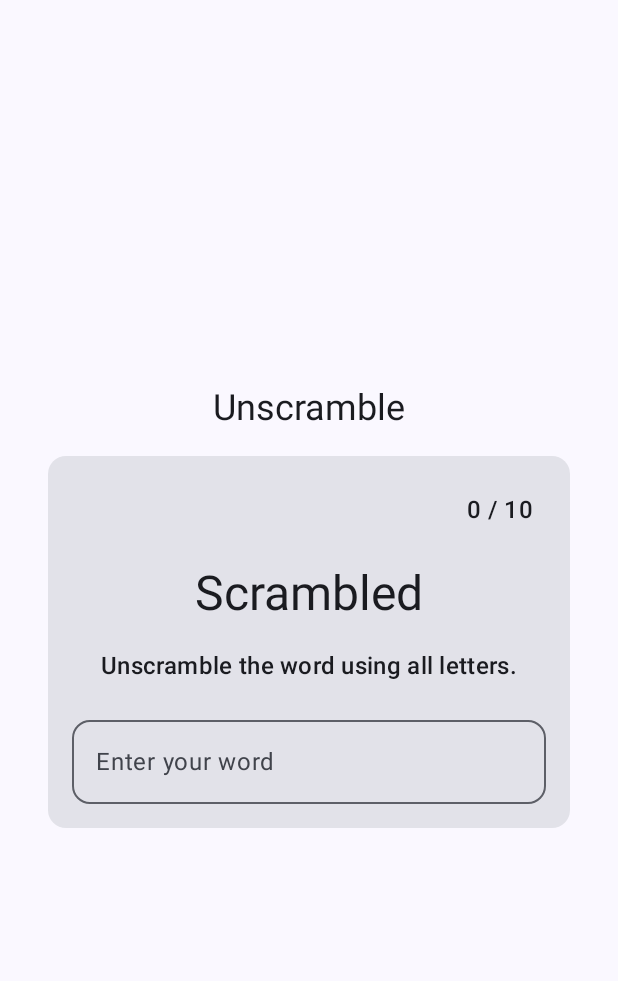
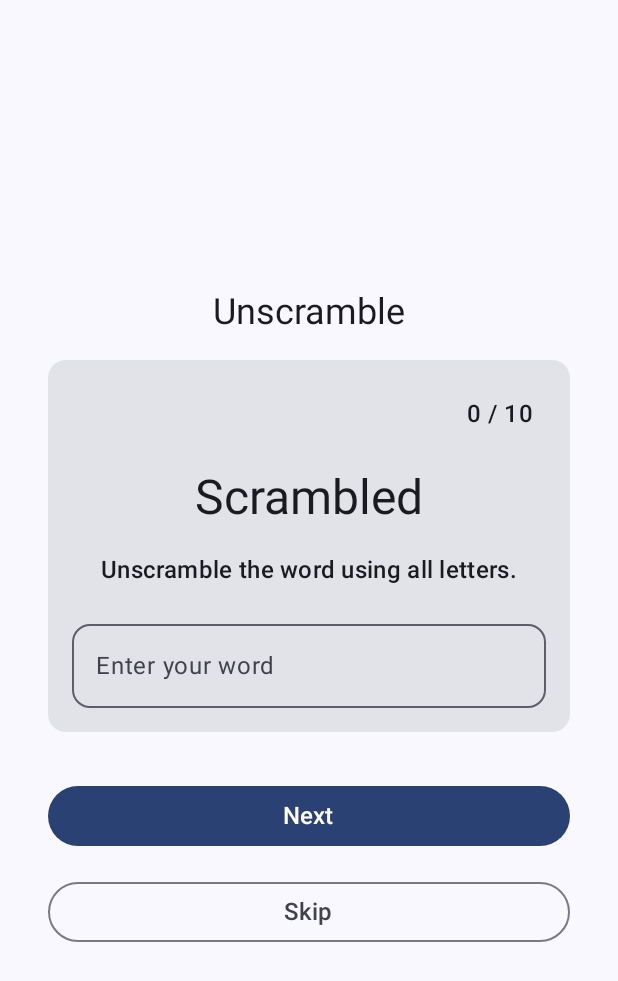
Before and after one commit to shinde-roshan/practice-compose-unscramble, an Android app built with Jetpack Compose: the screen it shows after launch (MainActivity), on a phone screen of 412 x 824 dp. Shown: the top 981 px of the screen. Run offline under Robolectric (Android 15) with nearby library versions, the phone set to English and light mode, and no system bars.

Commit message:
buttons to submit answer and skip word added

```diff
--- a/app/src/main/java/com/example/unscramble/ui/GameScreen.kt
+++ b/app/src/main/java/com/example/unscramble/ui/GameScreen.kt
@@ -5,8 +5,10 @@ import androidx.compose.foundation.layout.Column
 import androidx.compose.foundation.layout.fillMaxSize
 import androidx.compose.foundation.layout.fillMaxWidth
 import androidx.compose.foundation.layout.padding
+import androidx.compose.material3.Button
 import androidx.compose.material3.Card
 import androidx.compose.material3.MaterialTheme
+import androidx.compose.material3.OutlinedButton
 import androidx.compose.material3.OutlinedTextField
 import androidx.compose.material3.Surface
 import androidx.compose.material3.Text
@@ -16,6 +18,7 @@ import androidx.compose.ui.Modifier
 import androidx.compose.ui.res.dimensionResource
 import androidx.compose.ui.res.stringResource
 import androidx.compose.ui.tooling.preview.Preview
+import androidx.compose.ui.unit.sp
 import com.example.unscramble.R
 import com.example.unscramble.ui.theme.UnscrambleTheme
 
@@ -37,6 +40,28 @@ fun GameScreen() {
                 .fillMaxWidth()
                 .padding(dimensionResource(id = R.dimen.padding_medium))
         )
+        Button(
+            onClick = {},
+            modifier = Modifier
+                .fillMaxWidth()
+                .padding(dimensionResource(id = R.dimen.padding_medium))
+        ) {
+            Text(
+                text = stringResource(id = R.string.next),
+                fontSize = 16.sp
+            )
+        }
+        OutlinedButton(
+            onClick = {},
+            modifier = Modifier
+                .fillMaxWidth()
+                .padding(horizontal = dimensionResource(id = R.dimen.padding_medium))
+        ) {
+            Text(
+                text = stringResource(id = R.string.skip),
+                fontSize = 16.sp
+            )
+        }
     }
 }
 
--- a/app/src/main/res/values/strings.xml
+++ b/app/src/main/res/values/strings.xml
@@ -3,4 +3,6 @@
     <string name="word_count_v_v">%d / %d</string>
     <string name="word_instruction">Unscramble the word using all letters.</string>
     <string name="text_field_instruction">Enter your word</string>
+    <string name="next">Next</string>
+    <string name="skip">Skip</string>
 </resources>
```
